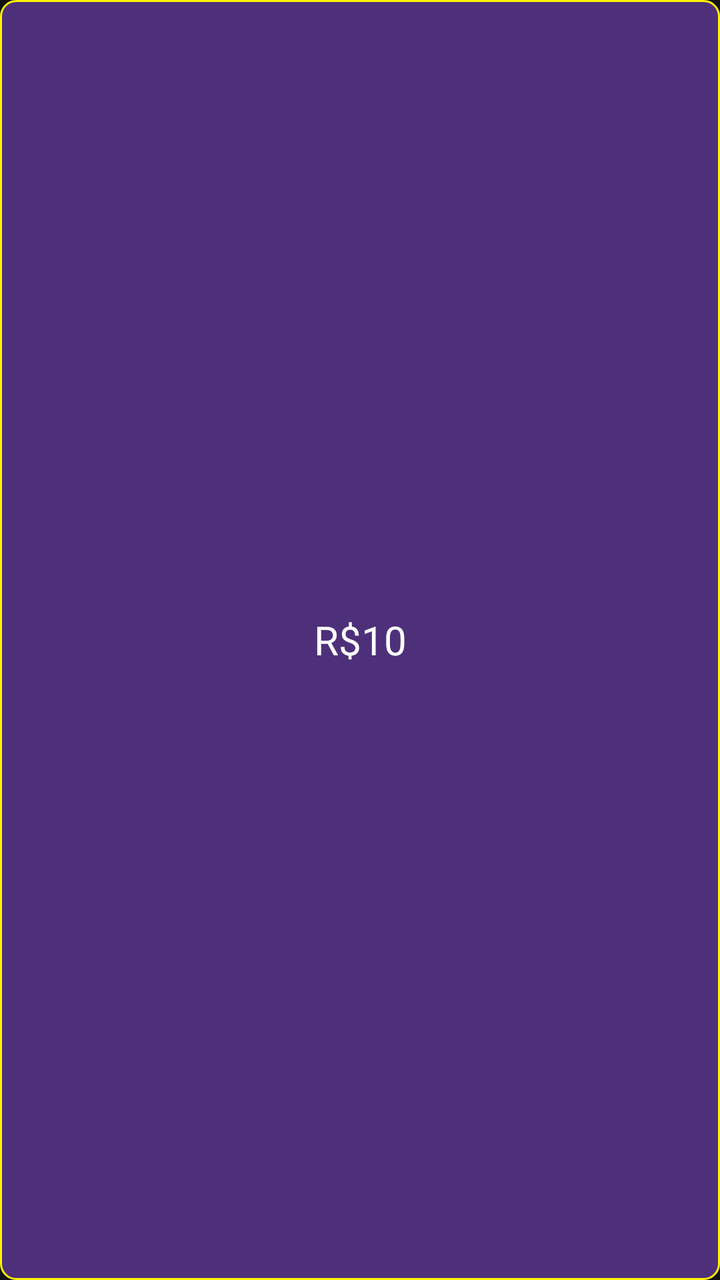
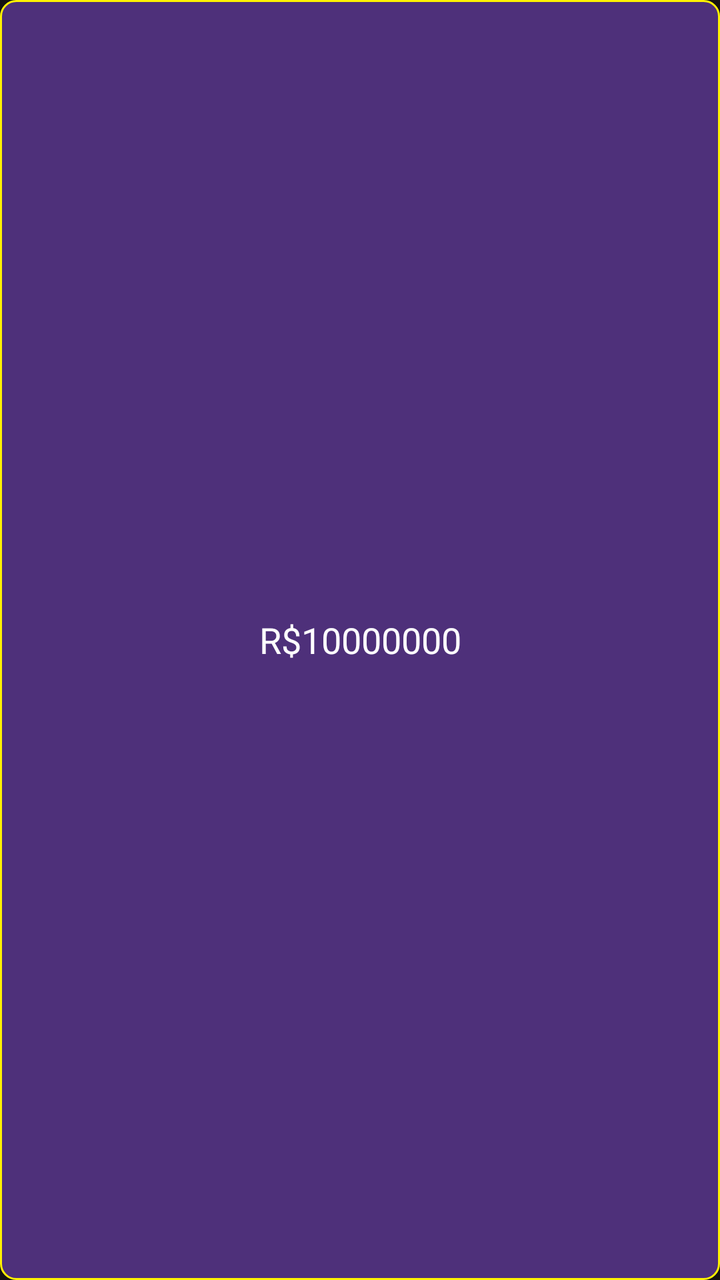

An Android layout rendered at two revisions. The XML below is the earlier revision; the diff shows what the commit changed to produce the second picture.
<!-- AndroidManifest.xml: application theme Theme.Sphere -->
<!-- res/layout/item_with_amount.xml -->
<?xml version="1.0" encoding="utf-8"?>
<androidx.constraintlayout.widget.ConstraintLayout xmlns:android="http://schemas.android.com/apk/res/android"
    xmlns:tools="http://schemas.android.com/tools"
    android:layout_width="match_parent"
    android:layout_height="65dp"
    android:layout_marginHorizontal="4dp"
    android:layout_marginBottom="10dp">

    <androidx.appcompat.widget.AppCompatTextView
        android:id="@+id/tv_info"
        android:layout_width="match_parent"
        android:layout_height="match_parent"
        android:background="@drawable/shape_4e3_r7"
        android:fontFamily="@font/noto_sans"
        android:gravity="center"
        android:text="R$10"
        android:textColor="@color/white"
        android:textSize="20sp"
        tools:background="@drawable/shape_r7_2d1d45" />


</androidx.constraintlayout.widget.ConstraintLayout>
<!-- resources referenced by this layout -->
<resources>
  <color name="white">#FFFFFFFF</color>
  <!-- drawable shape_4e3_r7 (drawable) -->
  <?xml version="1.0" encoding="utf-8"?>
  <shape xmlns:android="http://schemas.android.com/apk/res/android">
      <solid android:color="#4E307A" />
      <corners android:radius="7.5dp" />
      <stroke
          android:width="1dp"
          android:color="#FFF200" />
  </shape>
  <!-- drawable shape_r7_2d1d45 (drawable) -->
  <?xml version="1.0" encoding="utf-8"?>
  <shape xmlns:android="http://schemas.android.com/apk/res/android">
      <solid android:color="#2D1D45" />
      <corners android:radius="7.5dp" />
  </shape>
  <style name="Theme.Sphere" parent="Theme.MaterialComponents.Light.NoActionBar">
          <item name="colorPrimary">@color/color_primary</item>
          <item name="colorAccent">@color/color_primary</item>
          <item name="android:windowBackground">@color/color_background</item>
          <item name="android:statusBarColor">@color/color_background</item>
      </style>
  <color name="color_primary">#814FC9</color>
  <color name="color_background">#121212</color>
</resources>

<!-- the commit's change to res/layout/item_with_amount.xml (unified diff, before → after) -->
@@ -13,9 +13,9 @@
         android:background="@drawable/shape_4e3_r7"
         android:fontFamily="@font/noto_sans"
         android:gravity="center"
-        android:text="R$10"
+        android:text="R$10000000"
         android:textColor="@color/white"
-        android:textSize="20sp"
+        android:textSize="18sp"
         tools:background="@drawable/shape_r7_2d1d45" />
 
 
